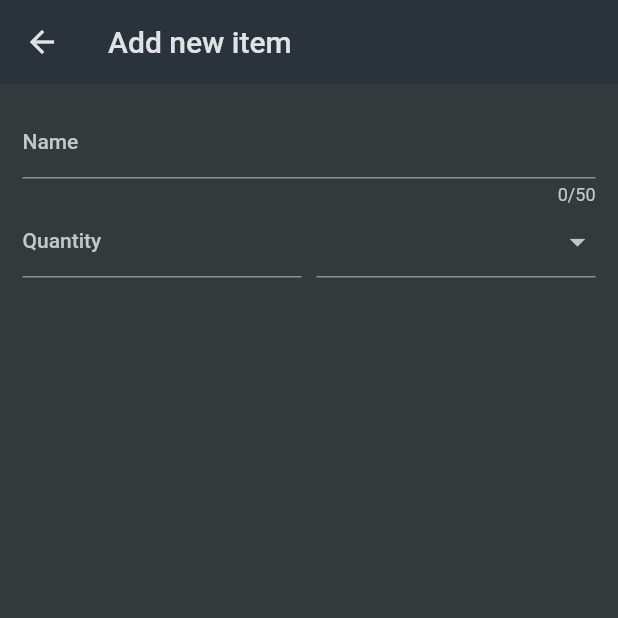
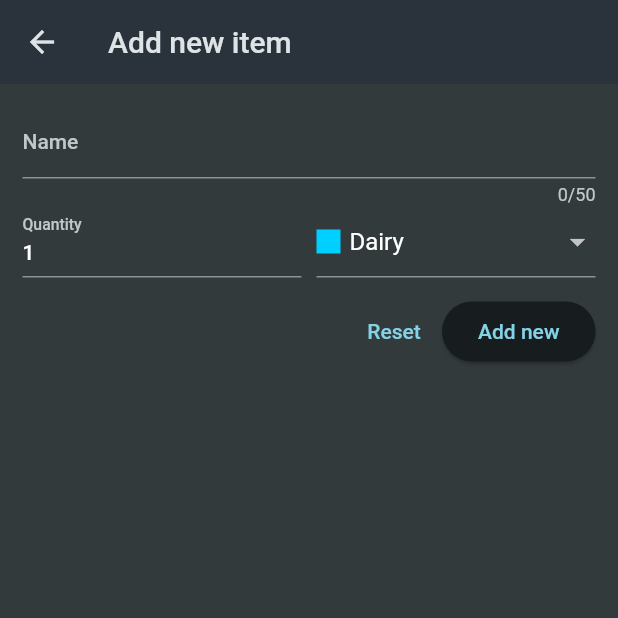
Before and after one commit to ashfaqahmad7866/testing, a Flutter app: the screen it shows after launch, after a tap on the "add" icon, on a phone screen of 412 x 824 dp, the top half of it. Run offline on Flutter 3.47's test engine with Material 2 defaults, Android fonts, the phone set to English and light mode, and no system bars.

Commit message:
flutter grocery app completed

```diff
--- a/lib/main.dart
+++ b/lib/main.dart
@@ -23,7 +23,7 @@ class MyApp extends StatelessWidget {
         scaffoldBackgroundColor: const Color.fromARGB(255, 50, 58, 60),
       ),
       home:
-       ListViewBuilder(groceryItem: groceryItems,),
+       GroceryList(groceryItem: groceryItems,),
     );
   }
 }
--- a/lib/widgets/grocery_list.dart
+++ b/lib/widgets/grocery_list.dart
@@ -2,38 +2,89 @@ import 'package:flutter/material.dart';
 import 'package:testing/models/grocery_item.dart';
 import 'package:testing/widgets/new_item.dart';
 
-class ListViewBuilder extends StatefulWidget {
-  const ListViewBuilder({Key? key, required this.groceryItem})
-      : super(key: key);
+class GroceryList extends StatefulWidget {
+  const GroceryList({Key? key, required this.groceryItem}) : super(key: key);
   final List<GroceryItem> groceryItem;
   @override
-  State<ListViewBuilder> createState() => _ListViewBuilderState();
+  State<GroceryList> createState() => _GroceryListState();
 }
 
-class _ListViewBuilderState extends State<ListViewBuilder> {
-  void _addItem() {
-    Navigator.of(context)
-        .push(MaterialPageRoute(builder: (ctx) => const NewItem()));
+class _GroceryListState extends State<GroceryList> {
+  final List<GroceryItem> groceryItems = [];
+  void _addItem() async {
+    final newItem = await Navigator.of(context)
+        .push<GroceryItem>(MaterialPageRoute(builder: (ctx) {
+      return const NewItem();
+    }));
+    if (newItem == null) {
+      return; // we put this condition bcz new item page could be null if users switch back to this page without entering any data
+    }
+    setState(() {
+      groceryItems.add(newItem);
+    });
   }
+
   @override
   Widget build(BuildContext context) {
+    void removeItem(GroceryItem g) {
+      final groceryIndex = groceryItems.indexOf(g);
+      setState(() {
+        groceryItems.remove(g);
+      });
+      ScaffoldMessenger.of(context).clearSnackBars();
+      ScaffoldMessenger.of(context).showSnackBar(SnackBar(
+        content: const Text('Item deleted!'),
+        duration: const Duration(seconds: 3),
+        action: SnackBarAction(
+          label: 'Undo',
+          onPressed: () {
+            setState(() {
+              groceryItems.insert(groceryIndex, g);
+            });
+          },
+        ),
+      ));
+    }
+
+    Widget currentScreen;
+    if (groceryItems.isEmpty) {
+      currentScreen = const Center(
+        child: Text(
+          'No item found. try to add some!',
+          style: TextStyle(
+              fontFamily: AutofillHints.creditCardExpirationDay,
+              fontWeight: FontWeight.bold),
+        ),
+      );
+    } else {
+      currentScreen = ListView.builder(
+          itemCount: groceryItems.length,
+          itemBuilder: (context, index) {
+            return Dismissible(
+              background: Container(
+                color: Colors.red,
+                margin: EdgeInsets.symmetric(horizontal: Theme.of(context).canvasColor.red.toDouble()),
+              ),
+              key: ValueKey(groceryItems[index].id),//key Should be different for every list item i.e. id
+              child: ListTile(
+                  leading: Container(
+                    width: 24,
+                    height: 24,
+                    color: groceryItems[index].category.color,
+                  ),
+                  trailing: Text(groceryItems[index].quantity.toString()),
+                  title: Text(groceryItems[index].name)),
+              onDismissed: (direction) => removeItem(groceryItems[index]),
+            );
+          });
+    }
+
     return Scaffold(
       appBar: AppBar(
         title: const Text("Your Groceries"),
         actions: [IconButton(onPressed: _addItem, icon: const Icon(Icons.add))],
       ),
-      body: ListView.builder(
-          itemCount: widget.groceryItem.length,
-          itemBuilder: (context, index) {
-            return ListTile(
-                leading: Container(
-                  width: 24,
-                  height: 24,
-                  color: widget.groceryItem[index].category.color,
-                ),
-                trailing: Text(widget.groceryItem[index].quantity.toString()),
-                title: Text(widget.groceryItem[index].name));
-          }),
+      body: currentScreen,
     );
   }
 }
--- a/lib/widgets/new_item.dart
+++ b/lib/widgets/new_item.dart
@@ -1,5 +1,9 @@
+// ignore_for_file: unnecessary_null_comparison
+
 import 'package:flutter/material.dart';
 import 'package:testing/data/categories.dart';
+import 'package:testing/models/category.dart';
+import 'package:testing/models/grocery_item.dart';
 
 class NewItem extends StatefulWidget {
   const NewItem({super.key});
@@ -10,6 +14,23 @@ class NewItem extends StatefulWidget {
 }
 
 class NewItemState extends State<NewItem> {
+  final _formKey = GlobalKey<FormState>();
+  // ignore: prefer_typing_uninitialized_variables
+  var name;
+  var quantity=1;
+  var category=categories[Categories.dairy]!;
+  void _saveITems() {
+   if( _formKey.currentState!.validate()){
+    _formKey.currentState!.save();
+    Navigator.of(context).pop(
+      GroceryItem(id: DateTime.now().toString(), name: name, quantity: quantity, category: category)
+    );
+    print(name);
+    print(quantity);
+    print(category);
+   }
+  }
+
   @override
   Widget build(BuildContext context) {
     return Scaffold(
@@ -19,6 +40,7 @@ class NewItemState extends State<NewItem> {
       body: Padding(
         padding: const EdgeInsets.all(15),
         child: Form(
+          key: _formKey,
           child: Column(
             children: [
               TextFormField(
@@ -27,17 +49,35 @@ class NewItemState extends State<NewItem> {
                     label: Text('Name'),
                   ),
                   validator: (value) {
-                  return 'Error for text field';
+                    if (value!.isEmpty ||
+                        value == null ||
+                        value.trim().length <= 1 ||
+                        value.trim().length > 50) {
+                      return 'Values must be between 1 and 50 characters';
+                    }
+                    return null;
                   },
-              ),
+                  onSaved: (newValue) => name = newValue!),
               Row(
                 crossAxisAlignment: CrossAxisAlignment.end,
                 children: [
                   Expanded(
                     child: TextFormField(
+                      initialValue: quantity.toString(),
+                      keyboardType: TextInputType.number,
                       decoration: const InputDecoration(
                         label: Text('Quantity'),
                       ),
+                      validator: (value) {
+                        if (value!.isEmpty ||
+                            value == null ||
+                            int.tryParse(value) == null ||
+                            int.tryParse(value)! <= 1) {
+                          return 'Must be a valid positive number';
+                        }
+                        return null;
+                      },
+                      onSaved: (value) => quantity=int.parse(value!),
                     ),
                   ),
                   const SizedBox(
@@ -45,6 +85,7 @@ class NewItemState extends State<NewItem> {
                   ),
                   Expanded(
                     child: DropdownButtonFormField(
+                      value: category,
                       items: [
                         for (final category in categories.entries)
                           DropdownMenuItem(
@@ -64,9 +105,45 @@ class NewItemState extends State<NewItem> {
                             ),
                           )
                       ],
-                      onChanged: (value) {},
+                      onChanged: (value) {
+                        setState(() {
+                          category=value!;
+                        });
+                      },
                     ),
                   )
+                ],
+              ),
+              const SizedBox(
+                height: 12,
+              ),
+              Row(
+                mainAxisAlignment: MainAxisAlignment.end,
+                children: [
+                  TextButton(
+                    onPressed: () {
+                      _formKey.currentState!.reset();
+                    },
+                    child: const Text('Reset'),
+                  ),
+                  ElevatedButton(
+                    onPressed: _saveITems,
+                    child: const Text('Add new'),
+                  ),
+                  //OR
+                  // ElevatedButton(
+                  //   onPressed: () {
+                  //     // Validate returns true if the form is valid, or false otherwise.
+                  //     if (_formKey.currentState!.validate()) {
+                  //       // If the form is valid, display a snackbar. In the real world,
+                  //       // you'd often call a server or save the information in a database.
+                  //       ScaffoldMessenger.of(context).showSnackBar(
+                  //         const SnackBar(content: Text('Processing Data')),
+                  //       );
+                  //     }
+                  //   },
+                  //   child: const Text('Submit'),
+                  // ),
                 ],
               )
             ],
```
Lines whose indentation alone changed are shown as unchanged.
